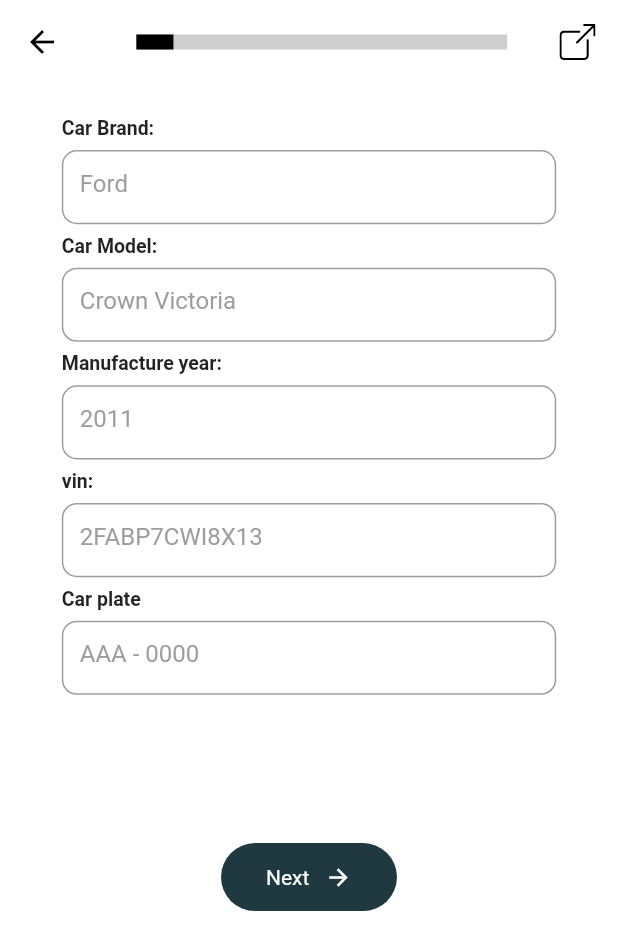
After one commit to khuramShabbir/kashif, a Flutter app: the OngoingInspectionUi screen opened directly, on a phone screen of 412 x 824 dp. The commit adds this screen. Shown: the top 950 px of the screen. Run offline on Flutter 3.47's test engine with Material 2 defaults, Android fonts, the phone set to English and light mode, and no system bars; drawn by our look-alikes of percent_indicator; our stand-ins replace carousel_slider, flutter_otp_text_field, flutter_rating_bar, flutter_svg, get, logger; missing offline and left inert: shape_of_view_null_safe.

Commit message:
ui update on 13/08/2021

```diff
--- a/lib/junaid_Screens/ongoing_service_screen.dart
+++ b/lib/junaid_Screens/ongoing_service_screen.dart
@@ -2,8 +2,8 @@
 import 'package:flutter/cupertino.dart';
 import 'package:flutter/material.dart';
 import 'package:get/get.dart';
-import 'package:kashif/junaid_Screens/report_details_screen.dart';
-import 'package:kashif/junaid_Screens/report_details_screen1.dart';
+import 'package:kashif/junaid_Screens/car_brand_details_2_ui.dart';
+import 'package:kashif/junaid_Screens/car_brand_details.dart';
 
 import '../utils.dart';
 
--- /dev/null
+++ b/lib/order_taking_screens/ongoing_inspection.dart
@@ -0,0 +1,168 @@
+import 'package:flutter/cupertino.dart';
+import 'package:flutter/material.dart';
+import 'package:flutter_svg/svg.dart';
+import 'package:get/get.dart';
+import 'package:percent_indicator/linear_percent_indicator.dart';
+
+import '../utils.dart';
+
+class OngoingInspectionUi extends StatefulWidget {
+  const OngoingInspectionUi({Key? key}) : super(key: key);
+
+  @override
+  _OngoingInspectionUiState createState() => _OngoingInspectionUiState();
+}
+
+class _OngoingInspectionUiState extends State<OngoingInspectionUi> {
+  double width = .8;
+  double height = .06;
+
+  @override
+  Widget build(BuildContext context) {
+    return Scaffold(
+        backgroundColor: Colors.white,
+        appBar: AppBar(
+          elevation: 0,
+          centerTitle: true,
+          backgroundColor: Colors.white,
+          leading: const Icon(
+            Icons.arrow_back,
+            color: Colors.black,
+          ),
+          actions: [
+            Padding(
+              padding: const EdgeInsets.only(right: 15.0),
+              child: SvgPicture.asset('assets/menu.svg'),
+            )
+          ],
+          title: LinearPercentIndicator(
+            alignment: MainAxisAlignment.center,
+            width: Get.width * .6,
+            lineHeight: 10.0,
+            percent: progressBarPersent = 0.1,
+            backgroundColor: Colors.grey.withOpacity(.5),
+            progressColor: Colors.black,
+            padding: const EdgeInsets.all(0),
+          ),
+        ),
+        body: SingleChildScrollView                           (
+          child: Column(
+            children: [
+              Padding(
+                padding: const EdgeInsets.only(top: 15.0),
+                child: Row(
+                  mainAxisAlignment: MainAxisAlignment.center,
+                  children: [
+                    SizedBox(
+                      width: Get.width * .1,
+                    ),
+                    Column(
+                      mainAxisSize: MainAxisSize.min,
+                      crossAxisAlignment: CrossAxisAlignment.start,
+                      children: [
+                        labelText('Car Brand:'),
+                        SizedBox(
+                          width: Get.width * width,
+                          height: Get.height * height,
+                          child: customInputFormField(
+                              hintText: "Ford",
+                              isOutlinedBorder: true,
+                              onChange: (carBrand) {
+                                logger.e(carBrand);
+                              }),
+                        ),
+                        labelText('Car Model:'),
+                        SizedBox(
+                          width: Get.width * width,
+                          height: Get.height * height,
+                          child: customInputFormField(
+                              hintText: "Crown Victoria",
+                              isOutlinedBorder: true,
+                              onChange: (value) {}),
+                        ),
+                        labelText('Manufacture year:'),
+                        SizedBox(
+                          width: Get.width * width,
+                          height: Get.height * height,
+                          child: customInputFormField(
+                              hintText: "2011",
+                              isOutlinedBorder: true,
+                              onChange: (value) {}),
+                        ),
+                        labelText('vin:'),
+                        SizedBox(
+                          width: Get.width * width,
+                          height: Get.height * height,
+                          child: customInputFormField(
+                              onChange: (value) {},
+                              hintText: "2FABP7CWI8X13",
+                              isOutlinedBorder: true,
+                              suffixIcon: Row(
+                                mainAxisSize: MainAxisSize.min,
+                                children: [
+                                  SvgPicture.asset(
+                                    "assets/ic_scan.svg",
+                                    height: 20,
+                                  ),
+                                  const Text("  Scan")
+                                ],
+                              )),
+                        ),
+                        labelText('Car plate'),
+                        SizedBox(
+                          width: Get.width * width,
+                          height: Get.height * height,
+                          child: customInputFormField(
+                              hintText: "AAA - 0000",
+                              isOutlinedBorder: true,
+                              onChange: (value) {}),
+                        ),
+                        SizedBox(
+                          height: Get.height * .1,
+                        ),
+                      ],
+                    ),
+                    SizedBox(
+                      width: Get.width * .1,
+                    )
+                  ],
+                ),
+              ),
+              SizedBox(
+                height: Get.height * .02,
+              ),
+              customButton(
+                  onClick: () {},
+                  buttonHeight: Get.height * .055,
+                  buttonWidget: Padding(
+                    padding: const EdgeInsets.symmetric(horizontal: 30.0),
+                    child: Row(
+                      mainAxisSize: MainAxisSize.min,
+                      children: const [
+                        Text(
+                          'Next   ',
+                          style: TextStyle(color: Colors.white),
+                        ),
+                        Icon(
+                          Icons.arrow_forward,
+                          color: Colors.white,
+                          size: 18,
+                        )
+                      ],
+                    ),
+                  ))
+            ],
+          ),
+        ));
+  }
+}
+
+labelText(String text) {
+  return Padding(
+    padding: const EdgeInsets.symmetric(vertical: 7),
+    child: Text(
+      text,
+      style: const TextStyle(fontSize: 13, fontWeight: FontWeight.bold),
+    ),
+  );
+}
--- a/lib/utils.dart
+++ b/lib/utils.dart
@@ -9,7 +9,13 @@ import 'package:flutter_svg/flutter_svg.dart';
 const primaryColor = 0xFFFF203840;
 const primaryBlueColor = 0xFF304FFE;
 var barColor = Colors.black.withOpacity(0.2);
+double progressBarPersent = 0.0;
+
 var logger = Logger();
+
+///
+///  Progress Bar///
+///
 
 ///bar///
 ///
@@ -110,14 +116,18 @@ Widget customInputFormField({
   var suffixIcon,
   var prefixIconList,
   String? hintText,
-  double fontSize = 20,
+  double fontSize = 16,
   var textColor = Colors.grey,
+  bool isOutlinedBorder = false,
 }) {
   return TextFormField(
     keyboardType: keyboardType,
     obscureText: obscure,
     onChanged: onChange,
     decoration: InputDecoration(
+      border: isOutlinedBorder
+          ? OutlineInputBorder(borderRadius: BorderRadius.circular(10))
+          : null,
       prefixIcon: prefixIconList,
       suffix: suffixIcon,
       hintText: hintText,
@@ -391,8 +401,8 @@ Widget customCardView() {
 }
 
 Widget customCarCardView() {
-  return
-    Stack(children: [
+  return Stack(
+    children: [
       Center(
         child: Container(
           height: Get.height * .2,
@@ -400,7 +410,7 @@ Widget customCarCardView() {
           decoration: BoxDecoration(color: Colors.white, boxShadow: [
             BoxShadow(
                 color: Colors.grey.withOpacity(.5),
-                 offset:const Offset(-3, 3),
+                offset: const Offset(-3, 3),
                 blurRadius: 5),
           ]),
           child: Row(
@@ -409,9 +419,10 @@ Widget customCarCardView() {
                 flex: 2,
                 child: Column(
                   children: [
-                     Expanded(flex:2,
+                    Expanded(
+                      flex: 2,
                       child: Padding(
-                         padding: const EdgeInsets.only(left:15.0),
+                        padding: const EdgeInsets.only(left: 15.0),
                         child: Column(
                           crossAxisAlignment: CrossAxisAlignment.start,
                           children: [
@@ -430,7 +441,8 @@ Widget customCarCardView() {
                               child: Text(
                                 'AAA - 0000',
                                 style: TextStyle(
-                                     color: Colors.red, fontWeight: FontWeight.bold),
+                                    color: Colors.red,
+                                    fontWeight: FontWeight.bold),
                               ),
                             ),
                             Row(
@@ -441,9 +453,11 @@ Widget customCarCardView() {
                                   child: Container(
                                     width: Get.width * .18,
                                     height: Get.height * .022,
-                                     decoration: BoxDecoration(color: Colors.green.withOpacity(.15),
+                                    decoration: BoxDecoration(
+                                        color: Colors.green.withOpacity(.15),
                                         borderRadius: BorderRadius.circular(5),
-                                         border: Border.all(color: Colors.green)),
+                                        border:
+                                            Border.all(color: Colors.green)),
                                     child: const Center(
                                       child: Text(
                                         "CONFIRMED",
@@ -461,12 +475,28 @@ Widget customCarCardView() {
                     ),
                     Expanded(
                       child: Container(
-                         decoration:  BoxDecoration(border: Border.all(width: 1,color: Colors.grey.withOpacity(.3))),
+                        decoration: BoxDecoration(
+                            border: Border.all(
+                                width: 1, color: Colors.grey.withOpacity(.3))),
                         child: Row(
                           children: [
-                             const Expanded(child: Center(child: Text('re-application',style: TextStyle(color: Color(primaryBlueColor),fontWeight: FontWeight.bold),))),
-                             Container(color: Colors.grey,width: 1),
-                             const  Expanded(child: Center(child: Text('Service report',style: TextStyle(color: Colors.red,fontWeight: FontWeight.bold),))),
+                            const Expanded(
+                                child: Center(
+                                    child: Text(
+                              're-application',
+                              style: TextStyle(
+                                  color: Color(primaryBlueColor),
+                                  fontWeight: FontWeight.bold),
+                            ))),
+                            Container(color: Colors.grey, width: 1),
+                            const Expanded(
+                                child: Center(
+                                    child: Text(
+                              'Service report',
+                              style: TextStyle(
+                                  color: Colors.red,
+                                  fontWeight: FontWeight.bold),
+                            ))),
                           ],
                         ),
                       ),
@@ -478,9 +508,14 @@ Widget customCarCardView() {
           ),
         ),
       ),
-       Align(alignment:Alignment.centerRight,child: Image.asset('assets/car.png',width: Get.width*.45,))
-
-     ],);
+      Align(
+          alignment: Alignment.centerRight,
+          child: Image.asset(
+            'assets/car.png',
+            width: Get.width * .45,
+          ))
+    ],
+  );
 }
 
 Widget confirmButton() {
@@ -529,14 +564,17 @@ Widget carBrand(String carName) {
         ),
         Text(carName),
         Expanded(child: Container()),
-        SvgPicture.asset(
-          'assets/ShareIcon.svg',
-          height: 22,
-        ),
+        SizedBox(
+            width: 20,
+            height: 20,
+            child: Image.asset(
+              "assets/upload.png",
+              fit: BoxFit.cover,
+            )),
         const SizedBox(
           width: 8,
         ),
-        SvgPicture.asset('assets/TimeCalendar.svg')
+        Image.asset("assets/printer.png")
       ],
     ),
   );
--- a/pubspec.yaml
+++ b/pubspec.yaml
@@ -37,6 +37,8 @@ dependencies:
   flutter_svg:
   flutter_rating_bar:
   flutter_otp_text_field: ^1.0.0
+  percent_indicator: "^2.1.7+2"
+
 
 
 
```
Also changed, not shown: lib/junaid_Screens/car_brand_details_2_ui.dart (renamed from lib/junaid_Screens/report_details_screen.dart, +32 -18 lines), lib/junaid_Screens/ongoing_service.dart (+8 -2 lines), lib/main.dart (+58 -6 lines), lib/order_taking_screens/odrder_start.dart (+53 -47 lines), lib/splash_screen/home_screen.dart (+4 -4 lines), assets/printer.png (added), assets/scan.svg (added), assets/upload.png (added), lib/junaid_Screens/car_brand_details.dart (renamed from lib/junaid_Screens/report_details_screen1.dart), pubspec.lock, 1 other file. Lines whose indentation alone changed are shown as unchanged.
